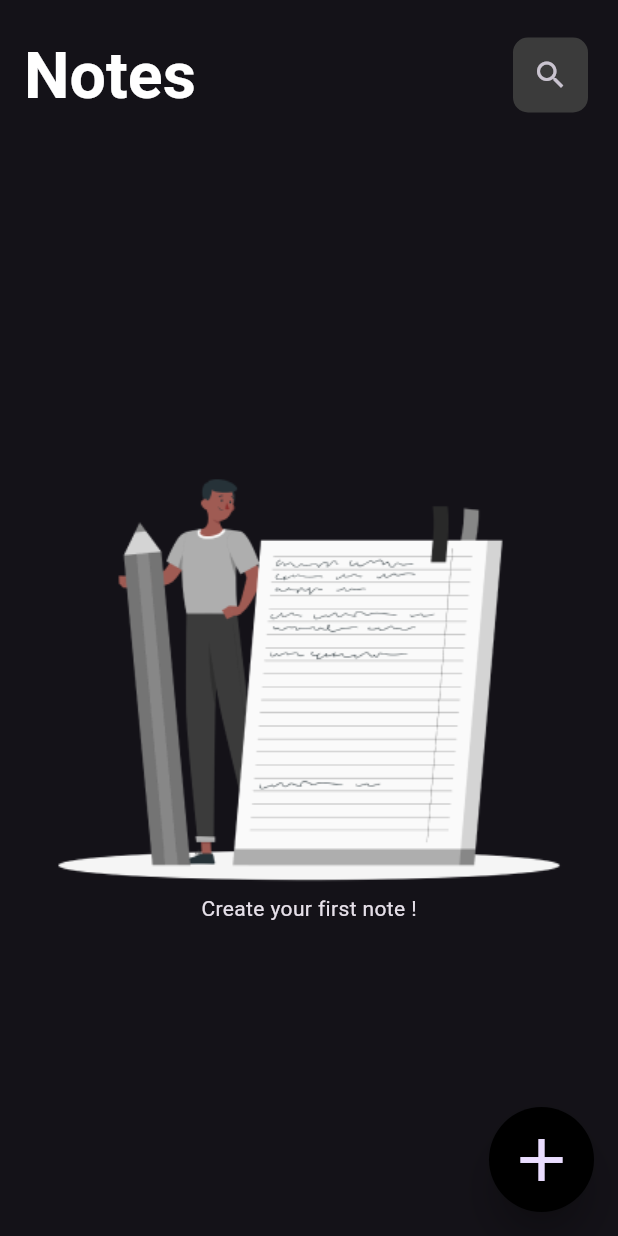
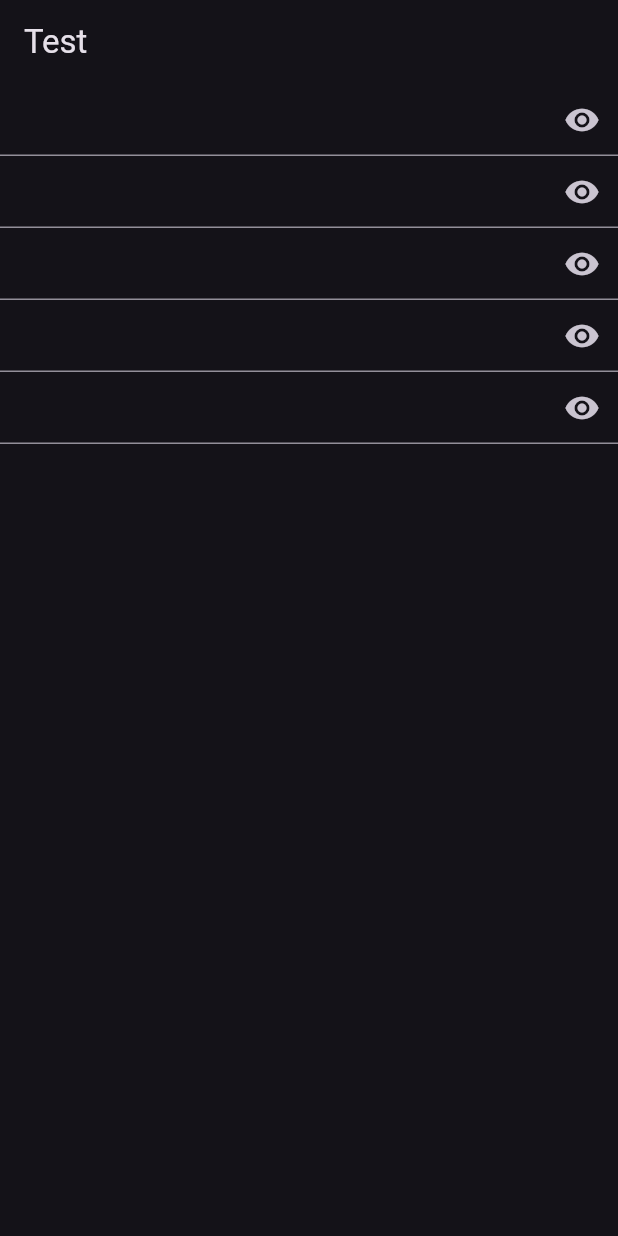
Before and after one commit to BolaAshEf/iti-flutter-projects, a Flutter app: the screen it shows after launch, on a phone screen of 412 x 824 dp. Run offline on Flutter 3.47's test engine with Material 3 defaults, Android fonts, the light colour scheme and no system bars; our stand-ins replace dio, hive_flutter; accounts and stored records are empty.

Commit message:
update dummy_projects

```diff
--- a/dummy_projects/lib/main.dart
+++ b/dummy_projects/lib/main.dart
@@ -5,44 +5,10 @@ import 'package:dummy_projects/proj4/login_page2.dart';
 import 'package:flutter/material.dart';
 import 'notes_app/db_manager.dart';
 import 'notes_app/notes_home_screen.dart';
+import 'proj1/text_field_eye.dart';
+import 'proj6/api_example.dart';
 
 void main() async {
-  await DBManager.initDB();
-  runApp(const MyApp());
+  //await DBManager.initDB();
+  runApp(const MultiPassApp());
 }
-
-class MyApp extends StatelessWidget {
-  const MyApp({super.key});
-
-  @override
-  Widget build(BuildContext context) {
-    return MaterialApp(
-      title: 'Flutter Demo',
-      darkTheme: ThemeData(
-        brightness: Brightness.dark,
-      ),
-      themeMode: ThemeMode.dark,
-      debugShowCheckedModeBanner: false,
-      theme: ThemeData(
-        colorScheme: ColorScheme.fromSeed(seedColor: Colors.deepPurple),
-        useMaterial3: true,
-      ),
-      home: const MyHomePage(title: 'Flutter Demo Home Page'),
-    );
-  }
-}
-
-class MyHomePage extends StatefulWidget {
-  const MyHomePage({super.key, required this.title});
-  final String title;
-
-  @override
-  State<MyHomePage> createState() => _MyHomePageState();
-}
-
-class _MyHomePageState extends State<MyHomePage> {
-  @override
-  Widget build(BuildContext context) {
-    return NotesAppHomeScreen(key: homeScreenGK,);
-  }
-}
--- a/dummy_projects/lib/notes_app/notes_home_screen.dart
+++ b/dummy_projects/lib/notes_app/notes_home_screen.dart
@@ -12,6 +12,27 @@ import 'note_manager.dart';
 import 'notes_viewer_body.dart';
 
 final homeScreenGK = GlobalKey();
+
+class MyNoteApp extends StatelessWidget {
+  const MyNoteApp({super.key});
+
+  @override
+  Widget build(BuildContext context) {
+    return MaterialApp(
+      title: 'Flutter Demo',
+      darkTheme: ThemeData(
+        brightness: Brightness.dark,
+      ),
+      themeMode: ThemeMode.dark,
+      debugShowCheckedModeBanner: false,
+      theme: ThemeData(
+        colorScheme: ColorScheme.fromSeed(seedColor: Colors.deepPurple),
+        useMaterial3: true,
+      ),
+      home: NotesAppHomeScreen(key: homeScreenGK,),
+    );
+  }
+}
 
 class NotesAppHomeScreen extends StatefulWidget {
   const NotesAppHomeScreen({super.key});
--- a/dummy_projects/lib/proj1/text_field_eye.dart
+++ b/dummy_projects/lib/proj1/text_field_eye.dart
@@ -1,4 +1,34 @@
 import 'package:flutter/material.dart';
+
+class MultiPassApp extends StatelessWidget {
+  const MultiPassApp({super.key});
+
+  @override
+  Widget build(BuildContext context) {
+    return MaterialApp(
+      title: 'Flutter Demo',
+      darkTheme: ThemeData(
+        brightness: Brightness.dark,
+      ),
+      themeMode: ThemeMode.dark,
+      debugShowCheckedModeBanner: false,
+      theme: ThemeData(
+        colorScheme: ColorScheme.fromSeed(seedColor: Colors.deepPurple),
+        useMaterial3: true,
+      ),
+      home: Scaffold(
+        appBar: AppBar(
+          title: const Text("Test"),
+        ),
+        body: Column(
+          children: [
+            for(int i = 0; i < 5; i++) const PasswordField(),
+          ],
+        ),
+      ),
+    );
+  }
+}
 
 class PasswordField extends StatefulWidget {
   const PasswordField({super.key});
@@ -12,6 +42,7 @@ class _PasswordFieldState extends State<PasswordField> {
 
   @override
   Widget build(BuildContext context) => TextFormField(
+    obscureText: _shown,
     decoration: InputDecoration(
       suffixIcon: IconButton(
         onPressed: () => setState(() => _shown = !_shown),
--- a/dummy_projects/pubspec.yaml
+++ b/dummy_projects/pubspec.yaml
@@ -32,7 +32,7 @@ dependencies:
     sdk: flutter
   hive: ^2.2.3
   hive_flutter: ^1.1.0
-
+  dio: ^5.5.0+1
 
   # The following adds the Cupertino Icons font to your application.
   # Use with the CupertinoIcons class for iOS style icons.
```
Also changed, not shown: dummy_projects/lib/proj6/api_example.dart (added, +138 -0 lines), dummy_projects/pubspec.lock, 1 other file.
